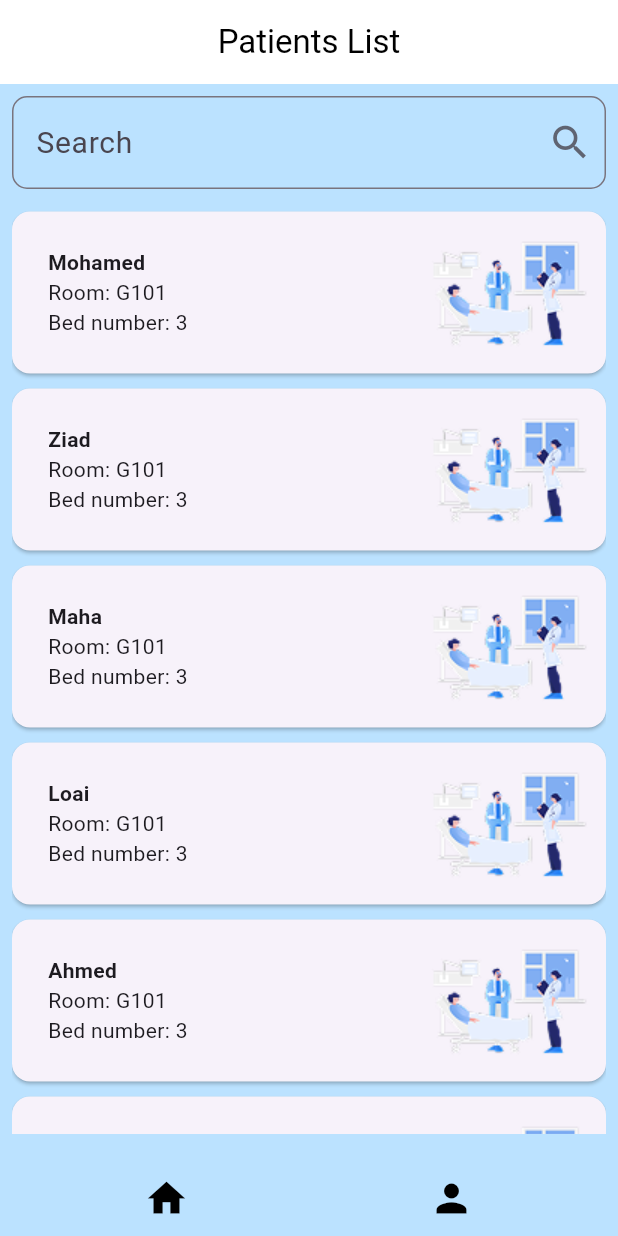
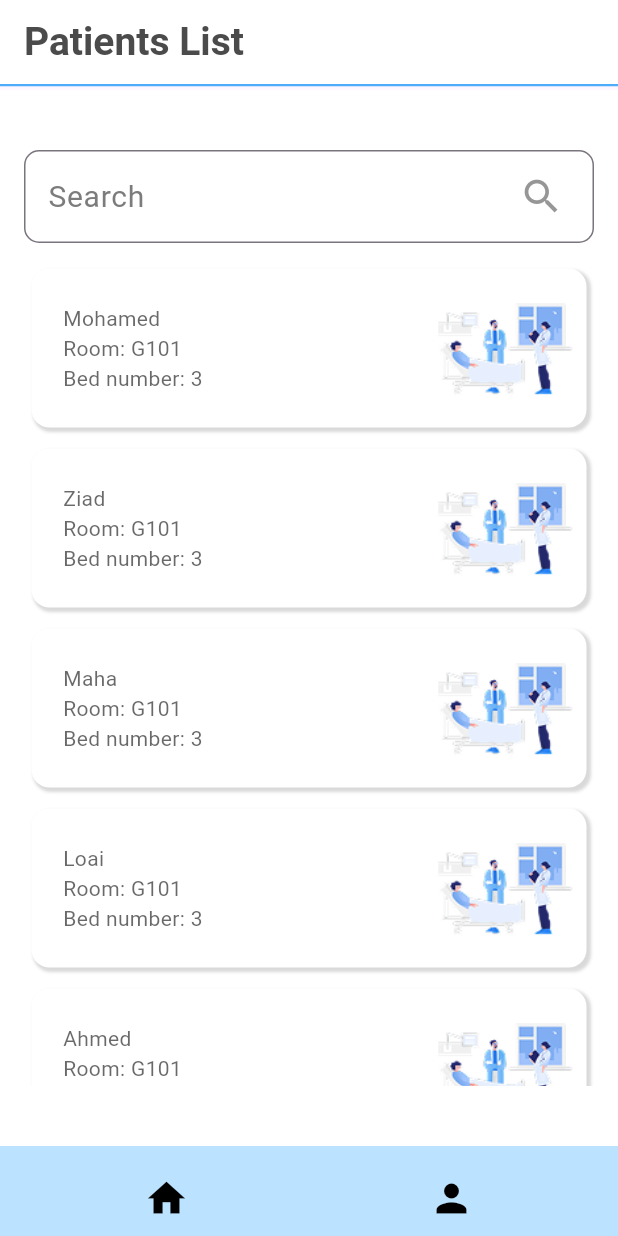
Before and after one commit to MohamedkamalSoudi/Smart-Care, a Flutter app: the HomeView screen opened by its route, on a phone screen of 412 x 824 dp. Run offline on Flutter 3.47's test engine with Material 3 defaults, Android fonts, the phone set to English and light mode, and no system bars.

Commit message:
edit app bar home view and edti baground color and edit card

```diff
--- a/lib/core/app_colors.dart
+++ b/lib/core/app_colors.dart
@@ -13,6 +13,7 @@ abstract class AppColors {
   static const Color cardDescription = Color(0xFF809CFF);
   static const Color iconprofile = Color(0xFF8696BB);
   static const Color iconhome = Color(0xFF63B4FF);
+  static  Color textcardhome = Color.fromARGB(255, 41, 41, 41).withOpacity(0.7);
 
 
 }
--- a/lib/core/utils/widgets/patient_card.dart
+++ b/lib/core/utils/widgets/patient_card.dart
@@ -1,4 +1,5 @@
 import 'package:flutter/material.dart';
+import 'package:smart_care_app/core/app_colors.dart';
 import 'package:smart_care_app/features/doctor/patient%20data/presentation/views/patient_data.dart';
 
 import '../../../features/doctor/home/data/patient_model.dart';
@@ -14,10 +15,22 @@ class PatientCard extends StatelessWidget {
       onTap: () {
         Navigator.pushNamed(context, PatientData.id);
       },
-      child: Card(
-        margin: const EdgeInsets.symmetric(vertical: 5),
+      child: Container(
+        margin: const EdgeInsets.symmetric(vertical: 7, horizontal: 5),
+        decoration: BoxDecoration(
+          color: AppColors.whitebody,
+          borderRadius: BorderRadius.circular(12),
+          boxShadow: [
+            BoxShadow(
+              color: Colors.black.withOpacity(0.15),
+              offset: const Offset(2, 2),
+              blurRadius: 1,
+              spreadRadius: 1,
+            ),
+          ],
+        ),
         child: Padding(
-          padding: const EdgeInsets.all(8.0),
+          padding: const EdgeInsets.symmetric(horizontal: 5, vertical: 3),
           child: Row(
             children: [
               const SizedBox(width: 16),
@@ -26,14 +39,18 @@ class PatientCard extends StatelessWidget {
                   crossAxisAlignment: CrossAxisAlignment.start,
                   children: [
                     Text(patient.name,
-                        style: const TextStyle(fontWeight: FontWeight.bold)),
-                    Text('Room: ${patient.room}'),
-                    Text('Bed number: ${patient.bedNumber}'),
+                        style: TextStyle(color: AppColors.textcardhome)),
+                    Text('Room: ${patient.room}',
+                        style: TextStyle(color: AppColors.textcardhome)),
+                    Text('Bed number: ${patient.bedNumber}',
+                        style: TextStyle(color: AppColors.textcardhome)),
                   ],
                 ),
               ),
               Image.asset(
                 'assets/images/Patient in ward with doctors.png',
+                width: 100,
+                height: 100,
               ),
             ],
           ),
--- a/lib/features/doctor/home/presentation/views/widgets/home_view_appbar.dart
+++ b/lib/features/doctor/home/presentation/views/widgets/home_view_appbar.dart
@@ -1,17 +1,35 @@
 import 'package:flutter/material.dart';
-
 import '../../../../../../core/app_colors.dart';
 
-AppBar homeViewAppbar({bool isNurse = false, void Function()? onPressed}) {
-  return AppBar(
+PreferredSizeWidget homeViewAppbar({bool isNurse = false, VoidCallback? onPressed}) {
+  return PreferredSize(
+    preferredSize: Size.fromHeight(60.0),
+    child: Column(
+      children: [
+        AppBar(
           scrolledUnderElevation: 0,
-    centerTitle: true,
-    title: Text('Patients List', style: TextStyle(color: AppColors.black)),
+          title: Text(
+            'Patients List',
+            style: TextStyle(color: AppColors.grey60, fontSize: 26 , fontWeight: FontWeight.bold),
+          ),
           backgroundColor: AppColors.whitebody,
           elevation: 0,
           actions: isNurse
-        ? [IconButton(onPressed: onPressed, icon: Icon(Icons.notifications , color: AppColors.black))]
+              ? [
+                  IconButton(
+                    onPressed: onPressed,
+                    icon: Icon(Icons.notifications, color: AppColors.grey60),
+                  ),
+                ]
               : [],
           automaticallyImplyLeading: false,
+        ),
+        Divider(
+          height: 1.5,
+          thickness: 1.5,
+          color: AppColors.blue,
+        ),
+      ],
+    ),
   );
 }
--- a/lib/features/doctor/home/presentation/views/widgets/home_view_body.dart
+++ b/lib/features/doctor/home/presentation/views/widgets/home_view_body.dart
@@ -1,4 +1,5 @@
 import 'package:flutter/material.dart';
+import 'package:smart_care_app/core/app_colors.dart';
 import 'package:smart_care_app/features/doctor/home/presentation/views/widgets/custom_bottom_navgbar.dart';
 import 'package:smart_care_app/core/utils/widgets/patient_card.dart';
 import 'package:smart_care_app/features/doctor/home/presentation/views/widgets/search_bar_text_field.dart';
@@ -36,9 +37,10 @@ class _HomeViewBodyState extends State<HomeViewBody> {
   @override
   Widget build(BuildContext context) {
     return Scaffold(
-      backgroundColor: const Color(0xFFBBE2FF),
+      backgroundColor: AppColors.whitebody,
       body: Padding(
-        padding: const EdgeInsets.all(8.0),
+
+        padding: const EdgeInsets.symmetric(horizontal: 16 , vertical: 40),
         child: Column(
           children: [
             SearchBarTextField(onChanged: _filterPatients),
--- a/lib/features/doctor/home/presentation/views/widgets/search_bar_text_field.dart
+++ b/lib/features/doctor/home/presentation/views/widgets/search_bar_text_field.dart
@@ -1,4 +1,5 @@
 import 'package:flutter/material.dart';
+import 'package:smart_care_app/core/app_colors.dart';
 
 class SearchBarTextField extends StatelessWidget {
   const SearchBarTextField({super.key, required this.onChanged});
@@ -10,19 +11,20 @@ class SearchBarTextField extends StatelessWidget {
       onChanged: onChanged,
       decoration: InputDecoration(
         hintText: 'Search',
-        hintStyle: const TextStyle(fontSize: 20,),
+        hintStyle: const TextStyle(fontSize: 20, color: AppColors.grey100),
         suffixIcon: IconButton(
+          padding: const EdgeInsets.only(right: 20),
           onPressed: () {},
           icon: const Opacity(
             opacity: .8,
-            child: Icon(Icons.search, size: 30),
+            child: Icon(Icons.search, size: 30, color: AppColors.grey100),
           ),
         ),
         border: OutlineInputBorder(
           borderRadius: BorderRadius.circular(10),
         ),
         focusedBorder: OutlineInputBorder(
-          borderSide: const BorderSide(color: Colors.blue, width: 2),
+          borderSide: const BorderSide(color: AppColors.grey100, width: 2),
           borderRadius: BorderRadius.circular(10),
         ),
       ),
--- a/pubspec.yaml
+++ b/pubspec.yaml
@@ -35,6 +35,7 @@ dependencies:
   # Use with the CupertinoIcons class for iOS style icons.
   cupertino_icons: ^1.0.8
   dropdown_button2: ^2.3.9
+  persistent_bottom_nav_bar: ^6.2.1
 
 dev_dependencies:
   flutter_test:
```
Also changed, not shown: lib/features/doctor/home/presentation/views/home_view.dart (+4 -3 lines), pubspec.lock. Lines whose indentation alone changed are shown as unchanged.
